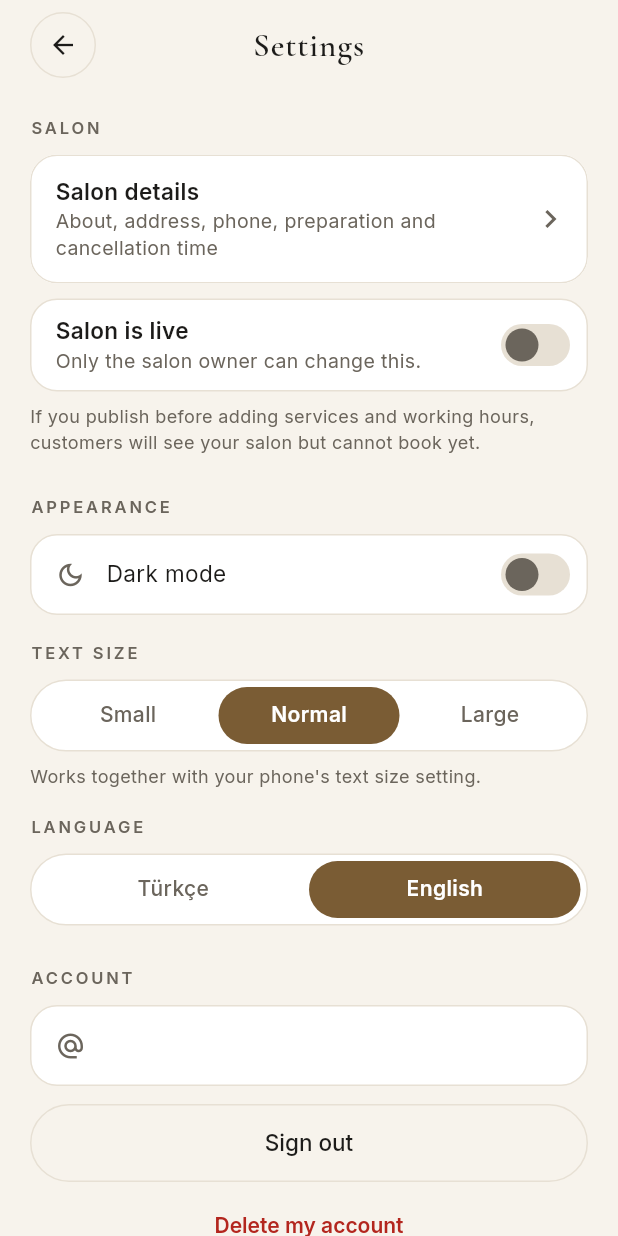
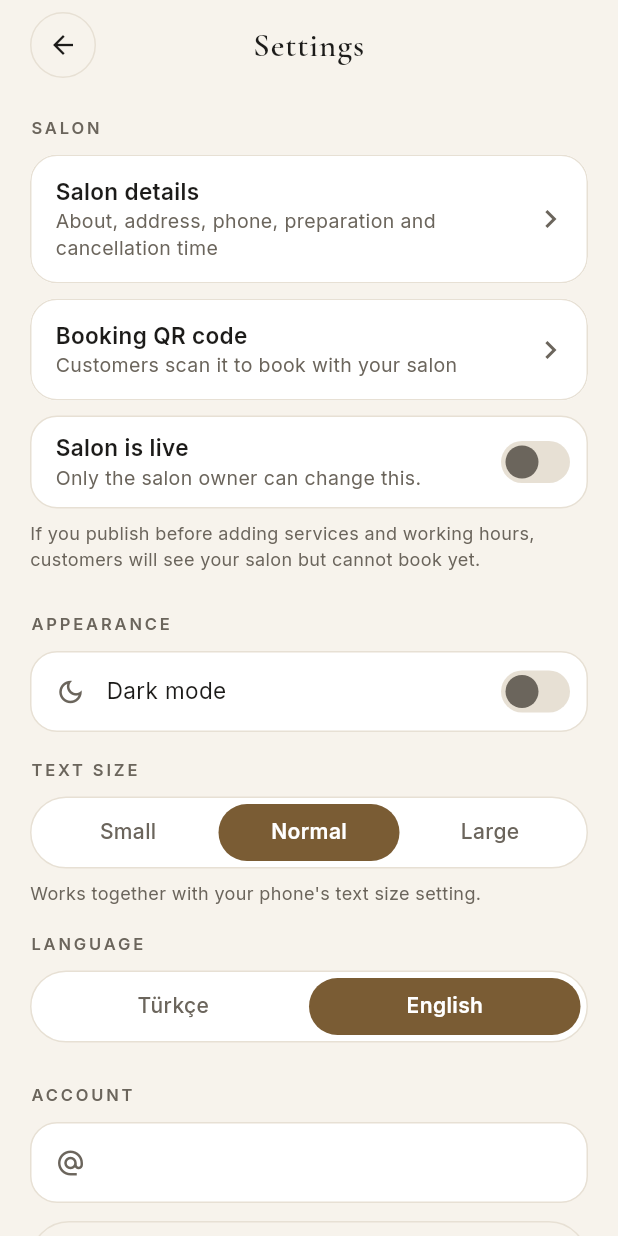
Before and after one commit to ahmetsahinn3807-ship-it/Maison-makas, a Flutter app: the ProAyarlar screen opened directly with empty values, on a phone screen of 412 x 824 dp. Run offline on Flutter 3.47's test engine with Material 3 defaults, Android fonts, the phone set to English and light mode, and no system bars; our stand-ins replace firebase_core, firebase_messaging, flutter_local_notifications, image_picker, qr_flutter, shared_preferences and 2 more; accounts and stored records are empty; network calls fail.

Commit message:
Proje dosyalari zipten yerlestirildi [skip ci]

```diff
--- a/apps/pro/lib/ekranlar/pro_ayarlar.dart
+++ b/apps/pro/lib/ekranlar/pro_ayarlar.dart
@@ -4,6 +4,7 @@ import 'package:supabase_flutter/supabase_flutter.dart' show SupabaseClient;
 
 import '../salon.dart';
 import 'salon_bilgileri_ekrani.dart';
+import 'salon_qr_ekrani.dart';
 
 /// Makas Pro ayarları: salonu yayına alma, çıkış ve hesap silme.
 class ProAyarlar extends StatefulWidget {
@@ -181,6 +182,46 @@ class _ProAyarlarState extends State<ProAyarlar> {
               ),
             ),
             const SizedBox(height: 10),
+            Material(
+              color: r.kart,
+              borderRadius: BorderRadius.circular(18),
+              clipBehavior: Clip.antiAlias,
+              child: InkWell(
+                onTap: () => Navigator.of(context).push(
+                  MaterialPageRoute<void>(
+                    builder: (BuildContext context) => SalonQrEkrani(salon: widget.salon),
+                  ),
+                ),
+                child: Container(
+                  padding: const EdgeInsets.fromLTRB(16, 14, 12, 14),
+                  decoration: BoxDecoration(
+                    borderRadius: BorderRadius.circular(18),
+                    border: Border.all(color: r.cizgi),
+                  ),
+                  child: Row(
+                    children: <Widget>[
+                      Expanded(
+                        child: Column(
+                          crossAxisAlignment: CrossAxisAlignment.start,
+                          children: <Widget>[
+                            Text(
+                              dl('Randevu QR kodu', 'Booking QR code'),
+                              style: maisonGovde(15, renk: r.yazi, kalinlik: FontWeight.w600, yukseklik: 1.3),
+                            ),
+                            Text(
+                              dl('Müşteriler okutup salondan randevu alır', 'Customers scan it to book with your salon'),
+                              style: maisonGovde(13, renk: r.soluk, yukseklik: 1.35),
+                            ),
+                          ],
+                        ),
+                      ),
+                      Icon(Icons.chevron_right, color: r.soluk),
+                    ],
+                  ),
+                ),
+              ),
+            ),
+            const SizedBox(height: 10),
             Container(
               padding: const EdgeInsets.fromLTRB(16, 8, 8, 8),
               decoration: BoxDecoration(
--- /dev/null
+++ b/apps/pro/lib/randevu_baglantisi.dart
@@ -0,0 +1,6 @@
+/// Müşterinin salonun randevu sayfasına giden adres. Sayfa GitHub Pages üzerinde çalışır;
+/// salon, kısa adıyla (`?s=`) seçilir. Sayfa: docs/randevu/index.html.
+const String randevuSayfaTabani = 'https://ahmetsahinn3807-ship-it.github.io/Maison-makas/randevu/?s=';
+
+/// Salonun kısa adından (ör. "maison-sahin") randevu bağlantısı üretir.
+String randevuBaglantisi(String kisaAd) => '$randevuSayfaTabani$kisaAd';
--- a/apps/pro/pubspec.yaml
+++ b/apps/pro/pubspec.yaml
@@ -13,6 +13,7 @@ dependencies:
   makas_core:
     path: ../../packages/makas_core
   supabase_flutter: ^2.18.0
+  qr_flutter: ^4.1.0
 
 dev_dependencies:
   flutter_test:
```
Also changed, not shown: apps/pro/lib/ekranlar/salon_qr_ekrani.dart (added, +106 -0 lines), 5 other files.
